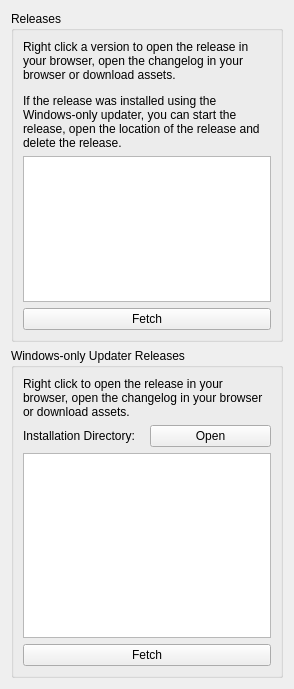
Qt form src/citra_qt/configuration/configure_releases.ui (tbsp/citra-valentin) before a commit.
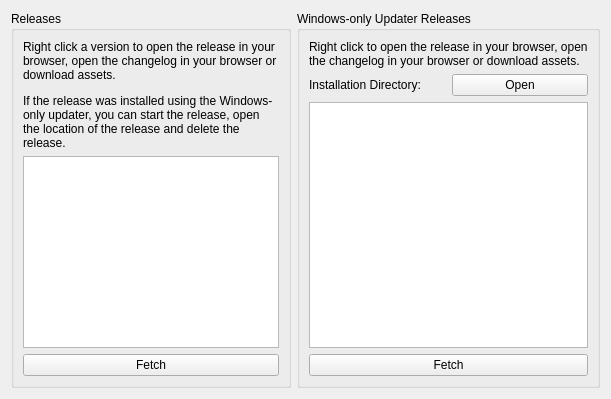
The same form after that commit.

What changed in the file:
```diff
--- a/src/citra_qt/configuration/configure_releases.ui
+++ b/src/citra_qt/configuration/configure_releases.ui
@@ -2,14 +2,6 @@
 <ui version="4.0">
  <class>ConfigureReleases</class>
  <widget class="QWidget" name="ConfigureReleases">
-  <property name="geometry">
-   <rect>
-    <x>0</x>
-    <y>0</y>
-    <width>294</width>
-    <height>689</height>
-   </rect>
-  </property>
   <property name="minimumSize">
    <size>
     <width>0</width>
@@ -19,7 +11,7 @@
   <property name="windowTitle">
    <string>Form</string>
   </property>
-  <layout class="QVBoxLayout" name="_2">
+  <layout class="QHBoxLayout" name="horizontalLayout">
    <item>
     <widget class="QGroupBox" name="groupBox">
      <property name="title">
```
